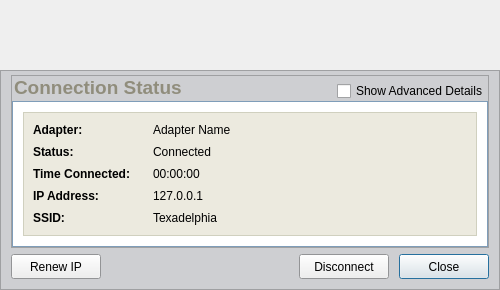
Before: the Qt Designer form xsupplicant-ui/Skins/Default/ConnectionInfoWindow.ui in Zero3K/xsupplicant, drawn with Qt 5.
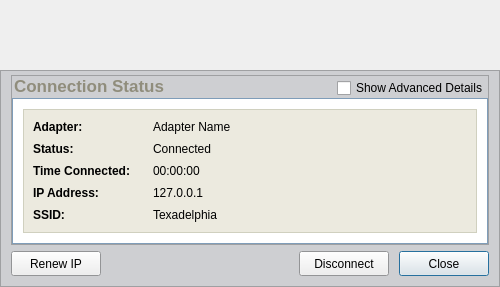
After: the same form once the commit is applied. Icons and pictures are not drawn.

Commit message: fix modality of password dialogs disallow deletion of active connections

The edit to the form file:
```diff
--- a/xsupplicant-ui/Skins/Default/ConnectionInfoWindow.ui
+++ b/xsupplicant-ui/Skins/Default/ConnectionInfoWindow.ui
@@ -9,19 +9,19 @@
     <x>0</x>
     <y>0</y>
     <width>500</width>
-    <height>290</height>
+    <height>287</height>
    </rect>
   </property>
   <property name="minimumSize" >
    <size>
     <width>500</width>
-    <height>70</height>
+    <height>287</height>
    </size>
   </property>
   <property name="maximumSize" >
    <size>
     <width>500</width>
-    <height>16777215</height>
+    <height>287</height>
    </size>
   </property>
   <property name="windowTitle" >
@@ -309,7 +309,7 @@
                  <property name="minimumSize" >
                   <size>
                    <width>16</width>
-                   <height>22</height>
+                   <height>20</height>
                   </size>
                  </property>
                  <property name="palette" >
@@ -352,7 +352,7 @@
                  <property name="font" >
                   <font>
                    <family>Arial</family>
-                   <pointsize>14</pointsize>
+                   <pointsize>13</pointsize>
                    <weight>75</weight>
                    <bold>true</bold>
                   </font>
```
The commit also changes 4 other files.
